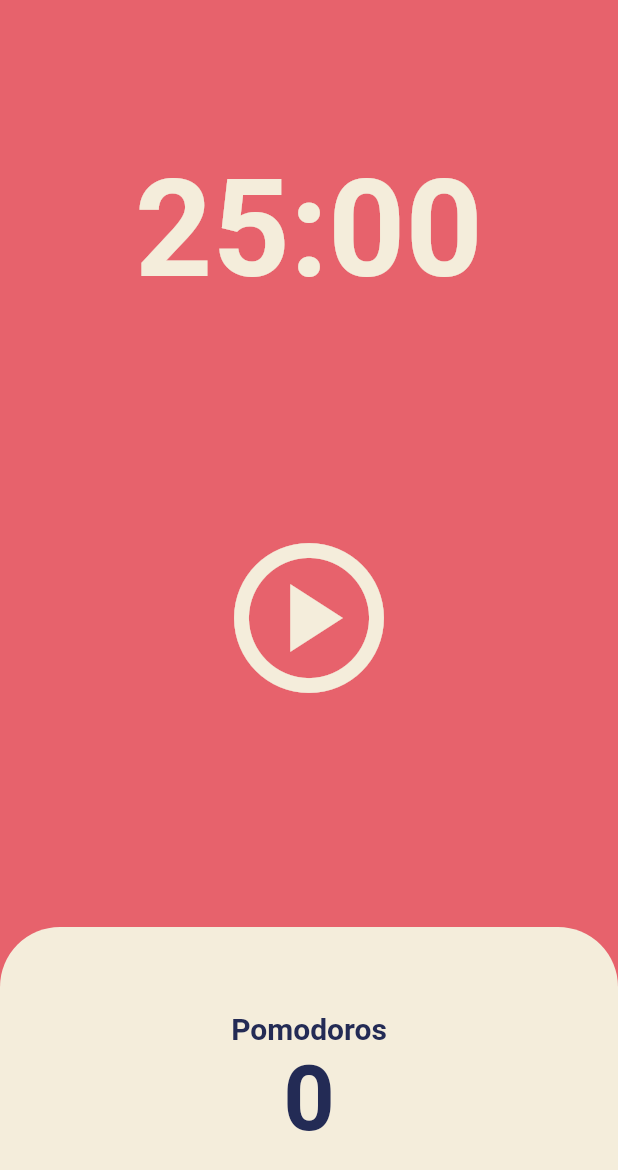
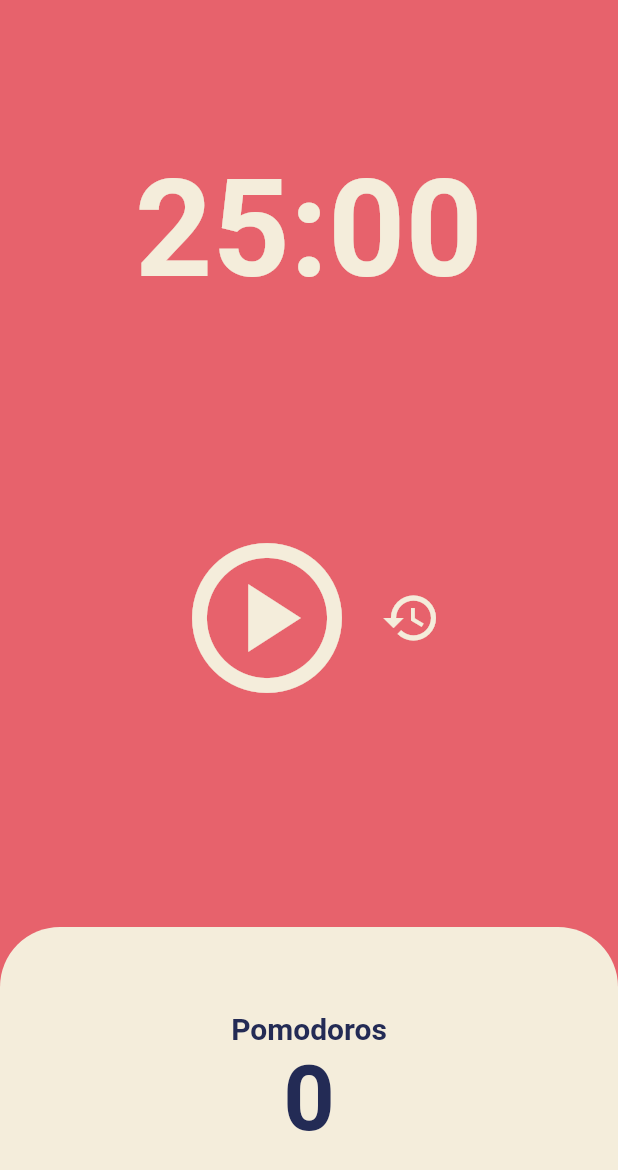
Before and after one commit to kimgeuntae/pomodoro, a Flutter app: the screen it shows after launch, on a phone screen of 412 x 824 dp. Shown: the top 1170 px of the screen. Run offline on Flutter 3.47's test engine with Material 2 defaults, Android fonts, the phone set to English and light mode, and no system bars.

Commit message:
Add: 리셋 버튼 추가

```diff
--- a/lib/screens/home_screen.dart
+++ b/lib/screens/home_screen.dart
@@ -49,6 +49,12 @@ class _HomeScreenState extends State<HomeScreen> {
     });
   }
 
+  void onResetPressed() {
+    setState(() {
+      totalSeconds = twentyFiveMinutes;
+    });
+  }
+
   String formatTime(int seconds) {
     var duration = Duration(seconds: seconds);
     return duration.toString().substring(2, 7);
@@ -77,7 +83,10 @@ class _HomeScreenState extends State<HomeScreen> {
           Flexible(
             flex: 2,
             child: Center(
-              child: IconButton(
+              child: Row(
+                mainAxisAlignment: MainAxisAlignment.center,
+                children: [
+                  IconButton(
                     iconSize: 120,
                     color: Theme.of(context).cardColor,
                     onPressed: isRunning ? onPausePredssed : onStardPredssed,
@@ -86,6 +95,14 @@ class _HomeScreenState extends State<HomeScreen> {
                           ? Icons.pause_circle_outline
                           : Icons.play_circle_outlined,
                     ),
+                  ),
+                  IconButton(
+                    iconSize: 40,
+                    color: Theme.of(context).cardColor,
+                    onPressed: onResetPressed,
+                    icon: const Icon(Icons.restore_outlined),
+                  ),
+                ],
               ),
             ),
           ),
```
Lines whose indentation alone changed are shown as unchanged.
